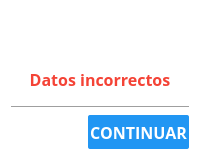
Qt form interface/qt/ui/errorPopUp.ui (usbceic/ceic-sv) before a commit.
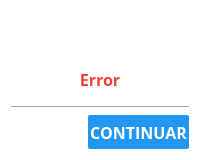
The same form after that commit. Icons and pictures are not drawn.

Diff of the .ui file:
```diff
--- a/interface/qt/ui/errorPopUp.ui
+++ b/interface/qt/ui/errorPopUp.ui
@@ -122,7 +122,7 @@
         <string notr="true"/>
        </property>
        <property name="text">
-        <string>&lt;html&gt;&lt;head/&gt;&lt;body&gt;&lt;p&gt;Datos incorrectos&lt;/p&gt;&lt;/body&gt;&lt;/html&gt;</string>
+        <string>&lt;html&gt;&lt;head/&gt;&lt;body&gt;&lt;p&gt;Error&lt;/p&gt;&lt;/body&gt;&lt;/html&gt;</string>
        </property>
        <property name="alignment">
         <set>Qt::AlignCenter</set>
```
